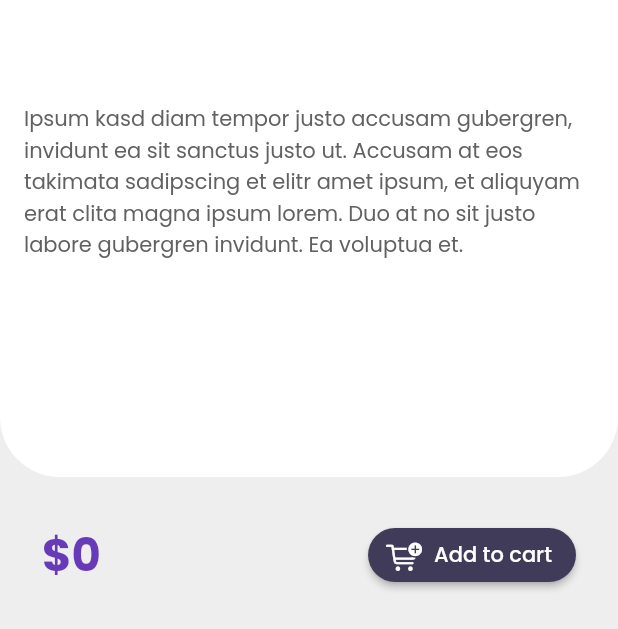
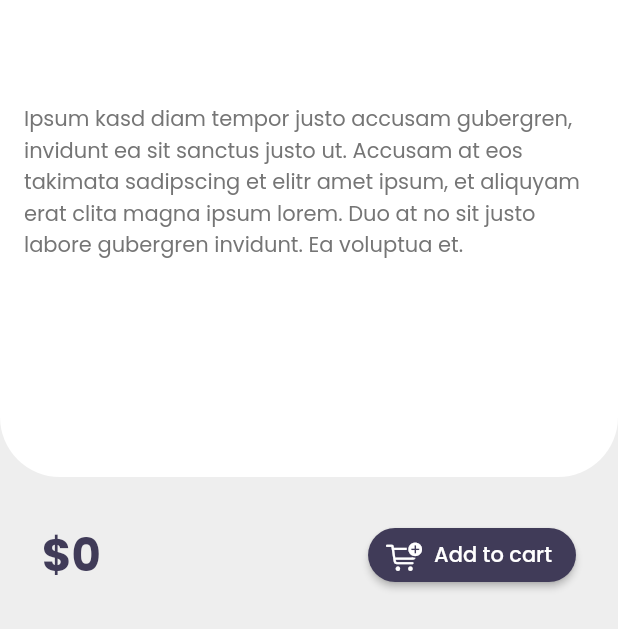
Before and after one commit to PatelPruthvi/30DaysOfFlutter, a Flutter app: the HomeDetail screen opened directly with empty values, on a phone screen of 412 x 824 dp. Shown: the part 603-1232 px from the top of the screen. Run offline on Flutter 3.47's test engine with Material 2 defaults, Android fonts, the phone set to English and light mode, and no system bars; our stand-ins replace google_fonts; network calls fail.

Commit message:
day15 completed

```diff
--- a/lib/main.dart
+++ b/lib/main.dart
@@ -19,7 +19,9 @@ class MyApp extends StatelessWidget {
   @override
   Widget build(BuildContext context) {
     return MaterialApp(
-      initialRoute: MyRoutes.loginRoute,
+      themeMode: ThemeMode.system,
+      darkTheme: MyTheme.darkTheme(context),
+      initialRoute: MyRoutes.HomeRoute,
       debugShowCheckedModeBanner: false,
       theme: MyTheme.themeData,
       routes: {
--- a/lib/pages/home_detail.dart
+++ b/lib/pages/home_detail.dart
@@ -23,12 +23,13 @@ class HomeDetail extends StatelessWidget {
                 style: TextStyle(
                     fontWeight: FontWeight.bold,
                     fontSize: 30,
-                    color: Colors.deepPurple[500])),
+                    color: Theme.of(context).buttonColor)),
             ElevatedButton.icon(
               style: ButtonStyle(
                   shape: MaterialStateProperty.all(RoundedRectangleBorder(
                       borderRadius: BorderRadius.circular(20))),
-                  backgroundColor: MaterialStateProperty.all(MyTheme.darkBlue)),
+                  backgroundColor:
+                      MaterialStateProperty.all(Theme.of(context).buttonColor)),
               onPressed: () {},
               label: Text('Add to cart'),
               icon: Icon(CupertinoIcons.cart_badge_plus),
@@ -37,9 +38,9 @@ class HomeDetail extends StatelessWidget {
         ),
       ),
       appBar: AppBar(
-        backgroundColor: Colors.grey[200],
+        backgroundColor: Theme.of(context).canvasColor,
       ),
-      backgroundColor: Colors.grey[200],
+      backgroundColor: Theme.of(context).canvasColor,
       body: Column(children: [
         Hero(
             tag: Key(Catalog.id.toString()),
@@ -56,7 +57,7 @@ class HomeDetail extends StatelessWidget {
                 decoration: BoxDecoration(
                   borderRadius: BorderRadius.circular(40),
                   shape: BoxShape.rectangle,
-                  color: Colors.white,
+                  color: Theme.of(context).cardColor,
                 ),
                 child: Column(
                   children: [
@@ -68,18 +69,18 @@ class HomeDetail extends StatelessWidget {
                         style: TextStyle(
                             fontWeight: FontWeight.bold,
                             fontSize: 30,
-                            color: MyTheme.darkBlue),
+                            color: Theme.of(context).accentColor),
                       ),
                     )),
                     Text(Catalog.desc,
                         style:
-                            TextStyle(fontSize: 20, color: Colors.grey[700])),
+                            TextStyle(fontSize: 20, color: Colors.grey[600])),
                     Padding(
                       padding: const EdgeInsets.all(16.0),
                       child: Text(
                           'Ipsum kasd diam tempor justo accusam gubergren, invidunt ea sit sanctus justo ut. Accusam at eos takimata sadipscing et elitr amet ipsum, et aliquyam erat clita magna ipsum lorem. Duo at no sit justo labore gubergren invidunt. Ea voluptua et.',
                           style:
-                              TextStyle(fontSize: 14, color: Colors.grey[700])),
+                              TextStyle(fontSize: 14, color: Colors.grey[600])),
                     ),
                   ],
                 )))
--- a/lib/widgets/home_widgets/CatalogHeader.dart
+++ b/lib/widgets/home_widgets/CatalogHeader.dart
@@ -18,14 +18,14 @@ class Catalogheader extends StatelessWidget {
             style: TextStyle(
                 fontSize: 40,
                 fontWeight: FontWeight.bold,
-                color: MyTheme.darkBlue),
+                color: Theme.of(context).accentColor),
           ),
           Text(
             'Trending Products ',
             style: TextStyle(
                 fontSize: 18,
                 fontWeight: FontWeight.bold,
-                color: MyTheme.darkBlue),
+                color: Theme.of(context).accentColor),
           )
         ],
       ),
--- a/lib/widgets/home_widgets/Catalog_image.dart
+++ b/lib/widgets/home_widgets/Catalog_image.dart
@@ -14,9 +14,11 @@ class CatalogImage extends StatelessWidget {
           padding: EdgeInsets.all(8),
           decoration: BoxDecoration(
             borderRadius: BorderRadius.circular(10),
-            color: Colors.grey[200],
+            color: Theme.of(context).canvasColor,
           ),
-          child: Image.network(img)),
+          child: Image.network(
+            img,
+          )),
     );
   }
 }
--- a/lib/widgets/themes.dart
+++ b/lib/widgets/themes.dart
@@ -5,9 +5,30 @@ import 'package:google_fonts/google_fonts.dart';
 
 class MyTheme {
   static ThemeData get themeData => ThemeData(
+        cardColor: Colors.white,
+        canvasColor: Colors.grey[200],
+        buttonColor: MyTheme.darkBlue,
+        accentColor: MyTheme.darkBlue,
         appBarTheme: AppBarTheme(
-            backgroundColor: Colors.white,
+            backgroundColor: Colors.grey[200],
             iconTheme: IconThemeData(color: Colors.black),
+            elevation: 0.0,
+            titleTextStyle: TextStyle(
+              color: Colors.black,
+              fontSize: 20,
+            )),
+        primarySwatch: Colors.deepPurple,
+        fontFamily: GoogleFonts.poppins().fontFamily,
+      );
+  static ThemeData darkTheme(BuildContext context) => ThemeData(
+        brightness: Brightness.dark,
+        cardColor: Colors.black,
+        canvasColor: Colors.grey[900],
+        buttonColor: Colors.deepPurpleAccent,
+        accentColor: Colors.white,
+        appBarTheme: AppBarTheme(
+            backgroundColor: Colors.grey[900],
+            iconTheme: IconThemeData(color: Colors.white),
             elevation: 0.0,
             titleTextStyle: TextStyle(
               color: Colors.black,
@@ -18,4 +39,6 @@ class MyTheme {
       );
   static Color creamColour = Color(0xfff5f5f5);
   static Color darkBlue = Color(0xff403b58);
+
+  static of(BuildContext context) {}
 }
```
Also changed, not shown: lib/pages/home_page.dart (+5 -2 lines), lib/pages/login_page.dart (+6 -3 lines), lib/widgets/home_widgets/Catalog_list.dart (+5 -5 lines).
